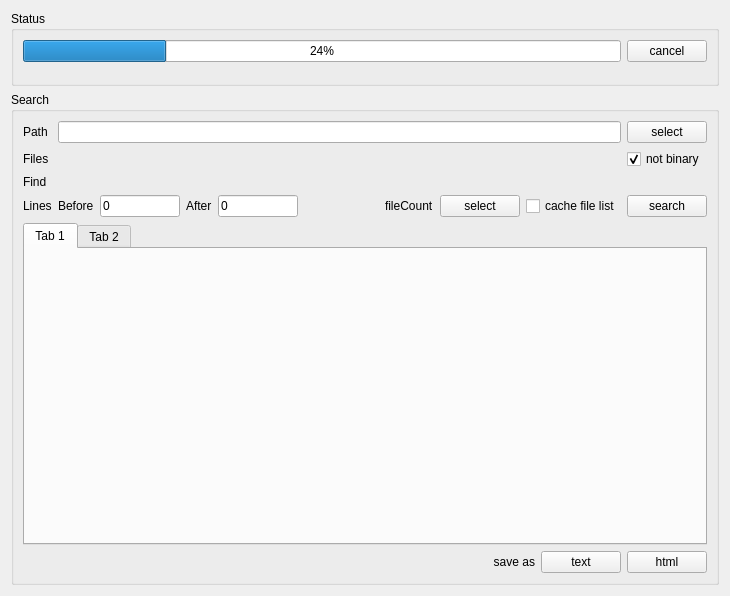
Old version of the form widget/sessionwidget.ui in the repository mugiseyebrows/mugi-grep.
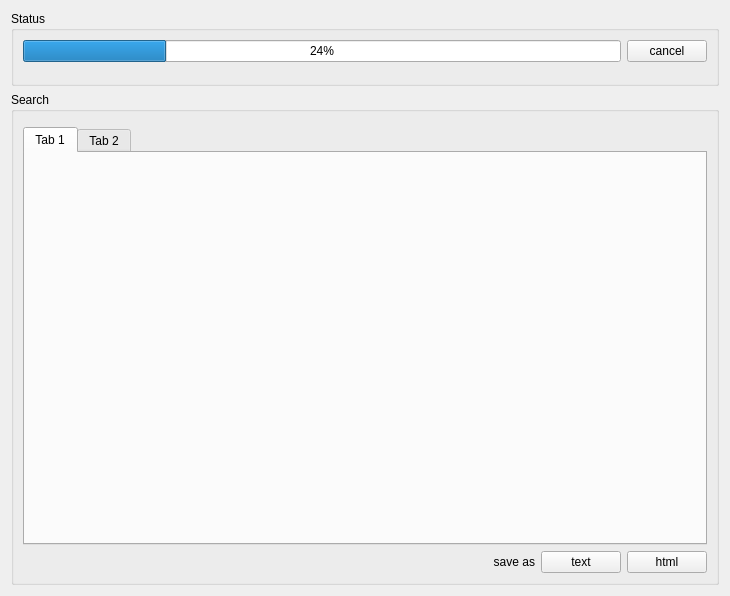
New version of the form. Custom widgets are drawn as their Qt base class.

```diff
--- a/widget/sessionwidget.ui
+++ b/widget/sessionwidget.ui
@@ -48,35 +48,22 @@
      <property name="title">
       <string>Search</string>
      </property>
-     <layout class="QGridLayout" name="gridLayout_2" columnstretch="0,0,0">
-      <item row="1" column="1">
-       <widget class="RXPathInput" name="searchFilter" native="true"/>
-      </item>
-      <item row="2" column="1">
-       <widget class="RXInput" name="searchExp" native="true"/>
-      </item>
-      <item row="2" column="0">
-       <widget class="QLabel" name="label_3">
-        <property name="text">
-         <string>Find</string>
-        </property>
+     <layout class="QGridLayout" name="gridLayout_2" columnstretch="0,0">
+      <item row="1" column="0" colspan="2">
+       <widget class="QTabWidget" name="results">
+        <widget class="QWidget" name="tab">
+         <attribute name="title">
+          <string>Tab 1</string>
+         </attribute>
+        </widget>
+        <widget class="QWidget" name="tab_2">
+         <attribute name="title">
+          <string>Tab 2</string>
+         </attribute>
+        </widget>
        </widget>
       </item>
-      <item row="1" column="0">
-       <widget class="QLabel" name="label_4">
-        <property name="text">
-         <string>Files</string>
-        </property>
-       </widget>
-      </item>
-      <item row="3" column="0">
-       <widget class="QLabel" name="label_6">
-        <property name="text">
-         <string>Lines</string>
-        </property>
-       </widget>
-      </item>
-      <item row="5" column="0" colspan="3">
+      <item row="2" column="0" colspan="2">
        <layout class="QHBoxLayout" name="horizontalLayout" stretch="1,0,0">
         <item>
          <widget class="QLabel" name="label_5">
@@ -104,141 +91,8 @@
         </item>
        </layout>
       </item>
-      <item row="0" column="0">
-       <widget class="QLabel" name="label">
-        <property name="text">
-         <string>Path</string>
-        </property>
-       </widget>
-      </item>
-      <item row="0" column="1">
-       <widget class="QLineEdit" name="path"/>
-      </item>
-      <item row="0" column="2">
-       <widget class="QPushButton" name="selectPath">
-        <property name="text">
-         <string>select</string>
-        </property>
-       </widget>
-      </item>
-      <item row="3" column="1" colspan="2">
-       <layout class="QHBoxLayout" name="horizontalLayout_2">
-        <item>
-         <widget class="QLabel" name="label_7">
-          <property name="text">
-           <string>Before</string>
-          </property>
-         </widget>
-        </item>
-        <item>
-         <widget class="IntLineEdit" name="linesBefore">
-          <property name="sizePolicy">
-           <sizepolicy hsizetype="Minimum" vsizetype="Fixed">
-            <horstretch>0</horstretch>
-            <verstretch>0</verstretch>
-           </sizepolicy>
-          </property>
-          <property name="maximumSize">
-           <size>
-            <width>80</width>
-            <height>16777215</height>
-           </size>
-          </property>
-          <property name="text">
-           <string>0</string>
-          </property>
-         </widget>
-        </item>
-        <item>
-         <widget class="QLabel" name="label_8">
-          <property name="text">
-           <string>After</string>
-          </property>
-         </widget>
-        </item>
-        <item>
-         <widget class="IntLineEdit" name="linesAfter">
-          <property name="maximumSize">
-           <size>
-            <width>80</width>
-            <height>16777215</height>
-           </size>
-          </property>
-          <property name="text">
-           <string>0</string>
-          </property>
-         </widget>
-        </item>
-        <item>
-         <spacer name="horizontalSpacer">
-          <property name="orientation">
-           <enum>Qt::Horizontal</enum>
-          </property>
-          <property name="sizeHint" stdset="0">
-           <size>
-            <width>40</width>
-            <height>20</height>
-           </size>
-          </property>
-         </spacer>
-        </item>
-        <item>
-         <widget class="QLabel" name="fileCount">
-          <property name="text">
-           <string>fileCount</string>
-          </property>
-         </widget>
-        </item>
-        <item>
-         <widget class="QPushButton" name="selectFiles">
-          <property name="text">
-           <string>select</string>
-          </property>
-         </widget>
-        </item>
-        <item>
-         <widget class="QCheckBox" name="cacheFileList">
-          <property name="text">
-           <string>cache file list</string>
-          </property>
-         </widget>
-        </item>
-        <item>
-         <widget class="QPushButton" name="search">
-          <property name="text">
-           <string>search</string>
-          </property>
-         </widget>
-        </item>
-       </layout>
-      </item>
-      <item row="4" column="0" colspan="3">
-       <widget class="QTabWidget" name="results">
-        <widget class="QWidget" name="tab">
-         <attribute name="title">
-          <string>Tab 1</string>
-         </attribute>
-        </widget>
-        <widget class="QWidget" name="tab_2">
-         <attribute name="title">
-          <string>Tab 2</string>
-         </attribute>
-        </widget>
-       </widget>
-      </item>
-      <item row="1" column="2">
-       <layout class="QHBoxLayout" name="horizontalLayout_3">
-        <item>
-         <widget class="QCheckBox" name="notBinary">
-          <property name="text">
-           <string>not binary</string>
-          </property>
-          <property name="checked">
-           <bool>true</bool>
-          </property>
-         </widget>
-        </item>
-       </layout>
+      <item row="0" column="0" colspan="2">
+       <widget class="SearchOptionsWidget" name="options" native="true"/>
       </item>
      </layout>
     </widget>
@@ -246,29 +100,18 @@
   </layout>
  </widget>
  <customwidgets>
-  <customwidget>
-   <class>IntLineEdit</class>
-   <extends>QLineEdit</extends>
-   <header>widget/intlineedit.h</header>
-  </customwidget>
-  <customwidget>
-   <class>RXPathInput</class>
-   <extends>QWidget</extends>
-   <header>widget/rxpathinput.h</header>
-   <container>1</container>
-  </customwidget>
-  <customwidget>
-   <class>RXInput</class>
-   <extends>QWidget</extends>
-   <header>widget/rxinput.h</header>
-   <container>1</container>
-  </customwidget>
   <customwidget>
    <class>ElidedLabel</class>
    <extends>QWidget</extends>
    <header>widget/elidedlabel.h</header>
    <container>1</container>
   </customwidget>
+  <customwidget>
+   <class>SearchOptionsWidget</class>
+   <extends>QWidget</extends>
+   <header>widget/searchoptionswidget.h</header>
+   <container>1</container>
+  </customwidget>
  </customwidgets>
  <resources/>
  <connections/>
```
